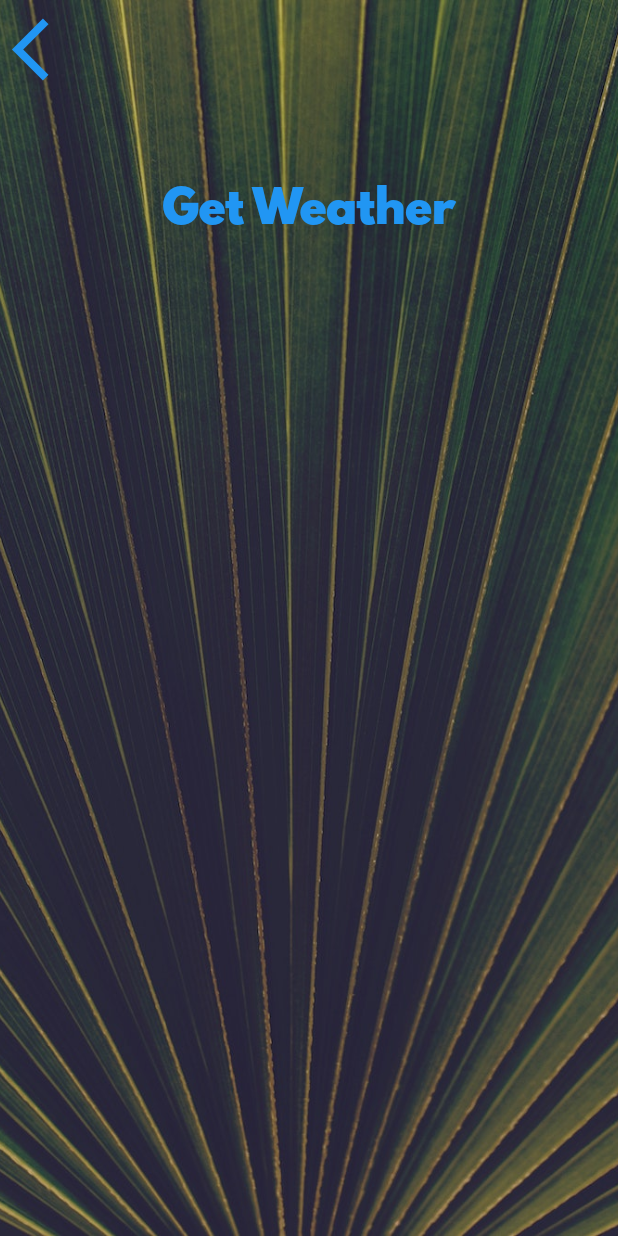
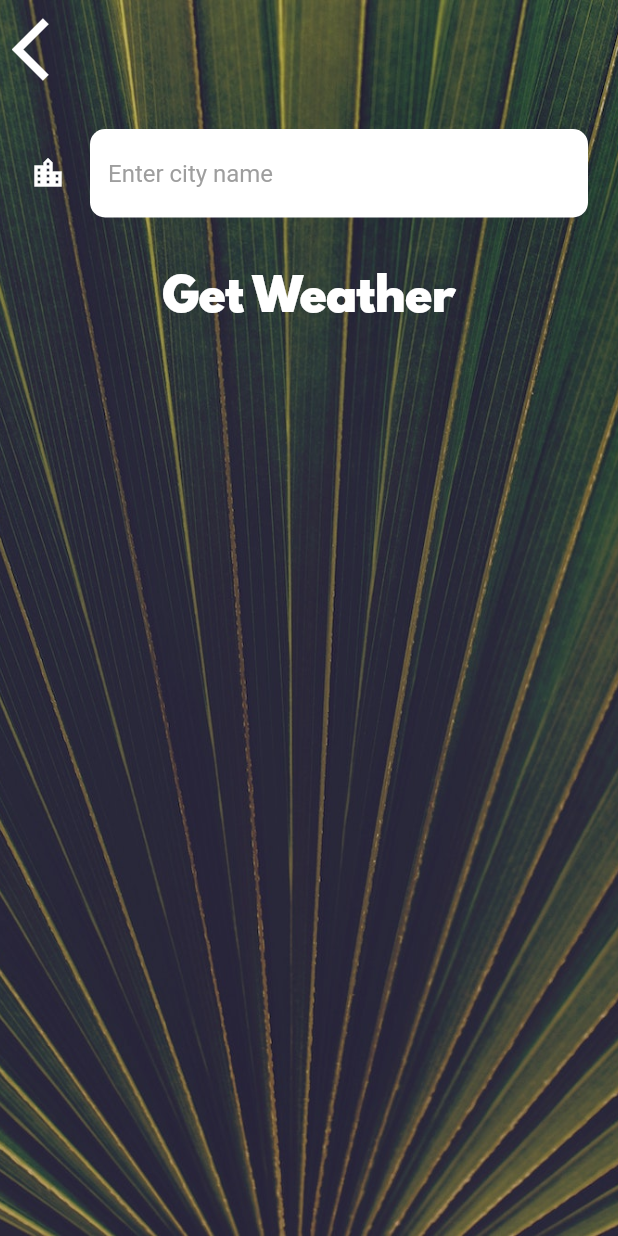
Before and after one commit to Itanik/clima-app-flutter, a Flutter app: the LocationScreen screen opened directly, after a tap on the "location city" icon, on a phone screen of 412 x 824 dp. Run offline on Flutter 3.47's test engine with Material 2 defaults, Android fonts, the phone set to English and light mode, and no system bars; our stand-ins replace flutter_spinkit, geolocator.

Commit message:
Get weather by city name.

```diff
--- a/lib/screens/city_screen.dart
+++ b/lib/screens/city_screen.dart
@@ -7,6 +7,8 @@ class CityScreen extends StatefulWidget {
 }
 
 class _CityScreenState extends State<CityScreen> {
+  String cityName = '';
+
   @override
   Widget build(BuildContext context) {
     return Scaffold(
@@ -25,20 +27,29 @@ class _CityScreenState extends State<CityScreen> {
                 alignment: Alignment.topLeft,
                 child: TextButton(
                   onPressed: () {
-                    _goBack();
+                    _goBack(null);
                   },
                   child: const Icon(
                     Icons.arrow_back_ios,
                     size: 50.0,
+                    color: Colors.white,
                   ),
                 ),
               ),
               Container(
                 padding: const EdgeInsets.all(20.0),
-                child: null,
+                child: TextField(
+                  style: const TextStyle(color: Colors.black),
+                  decoration: kTextFieldItemDecoration,
+                  onChanged: (String text) {
+                    cityName = text;
+                  },
+                ),
               ),
               TextButton(
-                onPressed: () {},
+                onPressed: () {
+                  _goBack(cityName);
+                },
                 child: const Text(
                   'Get Weather',
                   style: kButtonTextStyle,
@@ -51,7 +62,7 @@ class _CityScreenState extends State<CityScreen> {
     );
   }
 
-  void _goBack() {
-    Navigator.pop(context);
+  void _goBack(dynamic popValue) {
+    Navigator.pop(context, popValue);
   }
 }
--- a/lib/screens/location_screen.dart
+++ b/lib/screens/location_screen.dart
@@ -107,8 +107,16 @@ class _LocationScreenState extends State<LocationScreen> {
     );
   }
 
-  void _goToCityScreen() {
-    Navigator.push(
+  void _goToCityScreen() async {
+    var cityName = await Navigator.push(
         context, MaterialPageRoute(builder: (context) => CityScreen()));
+    print(cityName);
+    if (cityName is String && cityName.isNotEmpty) {
+      _weatherModel
+          .getCityWeather(cityName)
+          .then((weatherData) => updateUI(data: weatherData))
+          .onError(
+              (error, stackTrace) => print('Error - $error \n $stackTrace'));
+    }
   }
 }
--- a/lib/services/weather.dart
+++ b/lib/services/weather.dart
@@ -10,9 +10,14 @@ class WeatherModel {
   final LocationService _locationService = LocationService();
   final WeatherService _weatherService = WeatherService();
 
+  Future<Map<String, dynamic>> getCityWeather(String city) async {
+    return await _weatherService.getWeatherByCity(city);
+  }
+
   Future<Map<String, dynamic>> getWeatherData() async {
     await _locationService.updatePositionData();
-    return await _weatherService.getWeather(_locationService.latitude, _locationService.longitude);
+    return await _weatherService.getWeather(
+        _locationService.latitude, _locationService.longitude);
   }
 
   String getWeatherIcon(int condition) {
--- a/lib/utilities/constants.dart
+++ b/lib/utilities/constants.dart
@@ -10,11 +10,24 @@ const kMessageTextStyle = TextStyle(
   fontSize: 60.0,
 );
 
-const kButtonTextStyle = TextStyle(
-  fontSize: 30.0,
-  fontFamily: 'Spartan MB',
-);
+const kButtonTextStyle =
+    TextStyle(fontSize: 30.0, fontFamily: 'Spartan MB', color: Colors.white);
 
 const kConditionTextStyle = TextStyle(
   fontSize: 100.0,
 );
+
+const kTextFieldItemDecoration = InputDecoration(
+  filled: true,
+  fillColor: Colors.white,
+  icon: Icon(
+    Icons.location_city,
+    color: Colors.white,
+  ),
+  hintText: 'Enter city name',
+  hintStyle: TextStyle(color: Colors.grey),
+  border: OutlineInputBorder(
+    borderRadius: BorderRadius.all(Radius.circular(10.0)),
+    borderSide: BorderSide.none,
+  ),
+);
```
Also changed, not shown: lib/services/networking.dart (+24 -9 lines).
